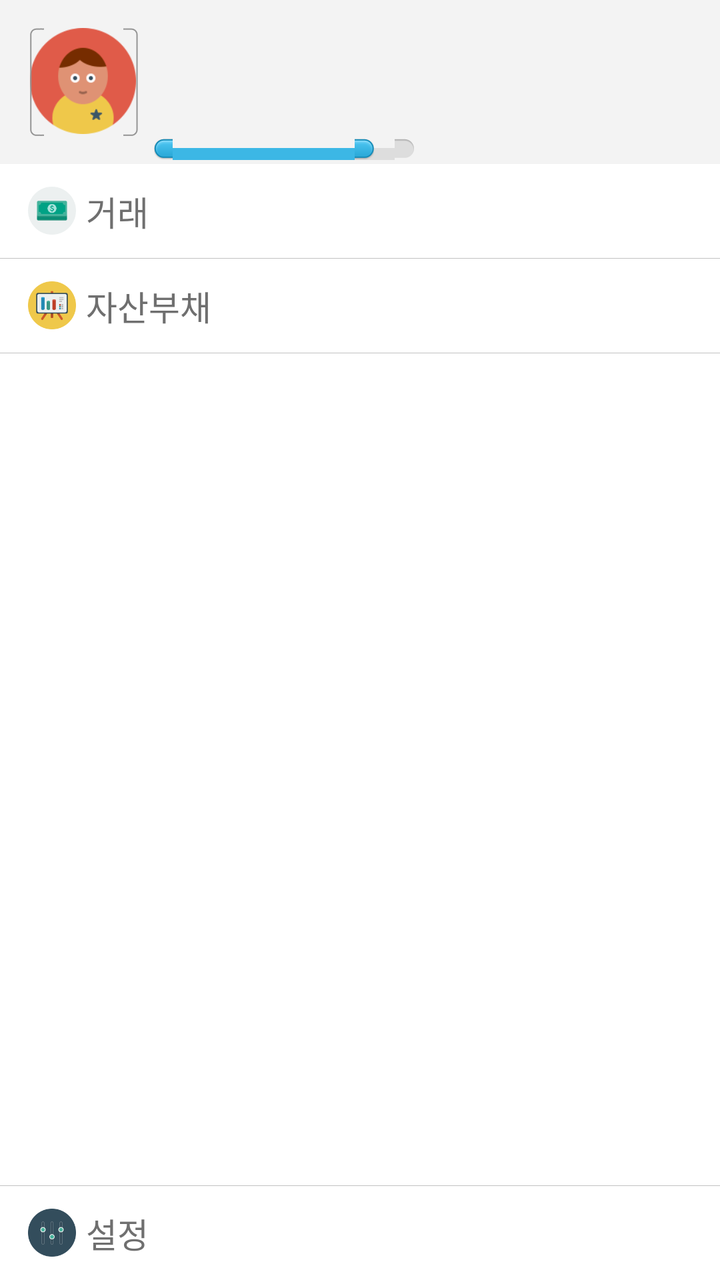
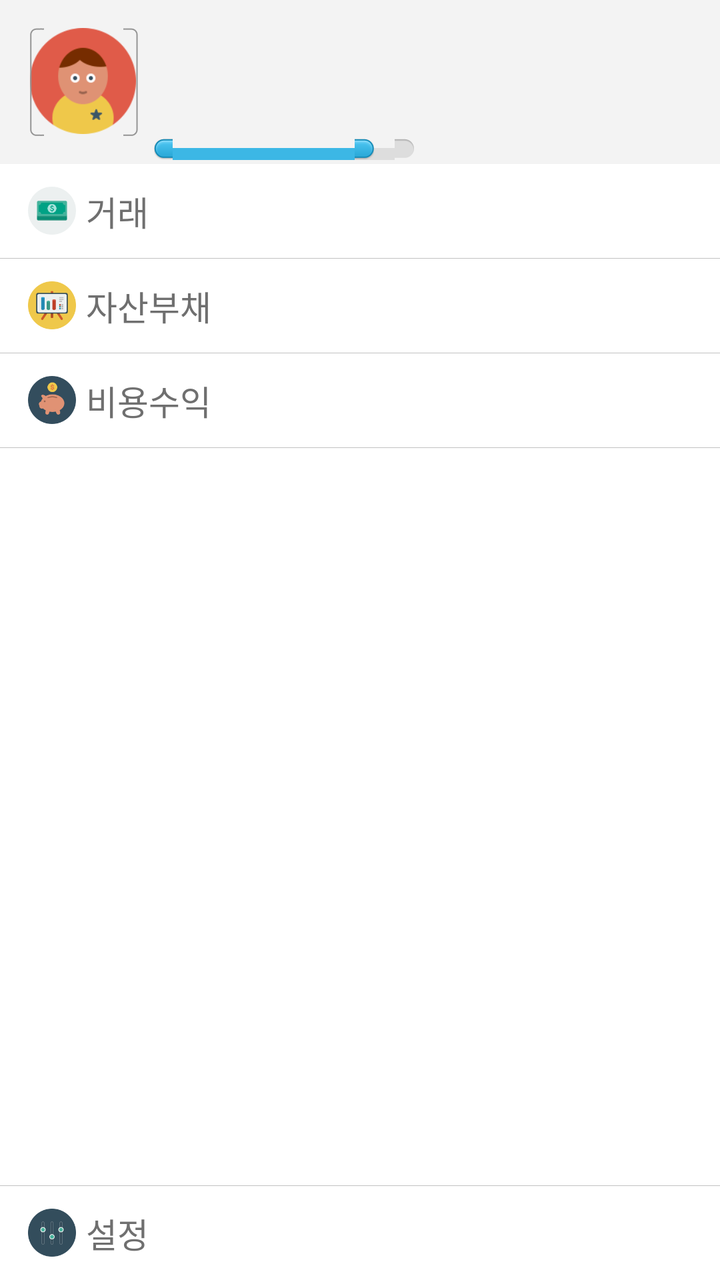

Before-and-after screenshots of an Android layout around one commit, followed by the original layout XML and the change that was made.
<!-- AndroidManifest.xml: application theme AppTheme -->
<!-- res/layout/sidemenu_layout.xml -->
<?xml version="1.0" encoding="utf-8"?>
<LinearLayout xmlns:android="http://schemas.android.com/apk/res/android"
    android:id="@+id/sidemenu_layout"
    android:layout_width="231dp"
    android:layout_height="match_parent"
    android:layout_gravity="start"
    android:background="#FFFFFF"
    android:orientation="vertical" >

    <ScrollView
        android:layout_width="match_parent"
        android:layout_height="match_parent"
        android:fillViewport="true" >

        <LinearLayout
            android:layout_width="match_parent"
            android:layout_height="wrap_content"
            android:orientation="vertical" >

            <LinearLayout
                android:id="@+id/my_profile_information_window"
                android:layout_width="match_parent"
                android:layout_height="82dp"
                android:background="#f3f3f3"
                android:clickable="true"
                android:orientation="horizontal"
                android:paddingBottom="2dp"
                android:paddingLeft="3dp"
                android:paddingRight="3dp"
                android:paddingTop="2dp" >

                <FrameLayout
                    android:layout_width="wrap_content"
                    android:layout_height="wrap_content"
                    android:layout_gravity="center"
                    android:layout_marginLeft="12dp"
                    android:layout_marginRight="8dp"
                     >

                    <ImageView
                        android:id="@+id/my_profile_icon"
                        android:layout_width="53dp"
                        android:layout_height="53dp"
                        android:contentDescription="@string/na"
                        android:scaleType="fitCenter"
                        android:src="@drawable/user" />

                    <ImageView
                        android:layout_width="54dp"
                        android:layout_height="54dp"
                        android:contentDescription="@string/na"
                        android:scaleType="fitXY"
                        android:src="@drawable/white_box" />
                </FrameLayout>

                <RelativeLayout
                    android:layout_width="match_parent"
                    android:layout_height="wrap_content"
                    android:orientation="horizontal" >

                    <TextView
                        android:id="@+id/my_profile_name"
                        android:layout_width="wrap_content"
                        android:layout_height="wrap_content"
                        android:layout_alignParentLeft="true"
                        android:layout_alignParentTop="true"
                        android:layout_marginTop="10dp"                        
                        android:maxLines="1"
                        android:textColor="#454545"
                        android:textSize="15sp"
                        android:textStyle="bold" />

                    <TextView
                        android:id="@+id/my_profile_level"
                        android:layout_width="wrap_content"
                        android:layout_height="wrap_content"
                        android:layout_alignParentRight="true"
                        android:layout_alignParentTop="true"
                        android:layout_marginTop="30dp"
                        android:layout_marginRight="20dp"
                        android:textColor="#6f6f6f"
                        android:textScaleX="0.8"
                        android:textSize="12sp" />

                    <FrameLayout
                        android:layout_width="match_parent"
                        android:layout_height="wrap_content"
                        android:layout_alignParentBottom="true"
                        android:layout_centerHorizontal="true"
                        android:layout_marginBottom="15dp" >

                        <ImageView
                            android:layout_width="130dp"
                            android:layout_height="11dp"
                            android:contentDescription="@string/na"
                            android:scaleType="fitXY"
                            android:src="@drawable/progress_n" />

                        <ImageView
                            android:id="@+id/my_profile_progress"
                            android:layout_width="110dp"
                            android:layout_height="11dp"
                            android:contentDescription="@string/na"
                            android:scaleType="fitXY"
                            android:src="@drawable/progress_p" />
                    </FrameLayout>
                </RelativeLayout>
            </LinearLayout>

            <LinearLayout
                android:id="@+id/sidemenu_item_transaction"
                android:layout_width="match_parent"
                android:layout_height="47dp"
                android:background="@android:drawable/list_selector_background"
                android:clickable="true"
                android:focusable="true"
                android:gravity="center_vertical"
                android:orientation="horizontal" >

                <ImageView
                    android:layout_width="24dp"
                    android:layout_height="24dp"
                    android:layout_marginLeft="14dp"
                    android:contentDescription="@string/na"
                    android:src="@drawable/transaction" />

                <TextView
                    android:layout_width="wrap_content"
                    android:layout_height="wrap_content"
                    android:layout_marginLeft="5dp"
                    android:text="@string/drawer_menu_transaction"
                    android:textColor="#6f6f6f"
                    android:textSize="17sp" />
            </LinearLayout>

            <View
                android:layout_width="match_parent"
                android:layout_height="1px"
                android:background="#c2c2c2" />

            <LinearLayout
                android:id="@+id/sidemenu_item_financial_state"
                android:layout_width="match_parent"
                android:layout_height="47dp"
                android:background="@android:drawable/list_selector_background"
                android:clickable="true"
                android:focusable="true"
                android:gravity="center_vertical"
                android:orientation="horizontal" >

                <ImageView
                    android:layout_width="24dp"
                    android:layout_height="24dp"
                    android:layout_marginLeft="14dp"
                    android:contentDescription="@string/na"
                    android:src="@drawable/financial_state" />

                <TextView
                    android:layout_width="wrap_content"
                    android:layout_height="wrap_content"
                    android:layout_marginLeft="5dp"
                    android:text="@string/drawer_menu_financial_state"
                    android:textColor="#6f6f6f"
                    android:textSize="17sp" />
            </LinearLayout>

            <View
                android:layout_width="match_parent"
                android:layout_height="1px"
                android:background="#c2c2c2" />
            
            <LinearLayout
                android:layout_width="match_parent"
                android:layout_height="0dp"
                android:layout_weight="1" >

                <View
                    android:layout_width="match_parent"
                    android:layout_height="0px" />
            </LinearLayout>

            <View
                android:layout_width="match_parent"
                android:layout_height="1px"
                android:background="#c2c2c2" />

            <LinearLayout
                android:id="@+id/sidemenu_item_setting"
                android:layout_width="match_parent"
                android:layout_height="47dp"
                android:background="@android:drawable/list_selector_background"
                android:clickable="true"
                android:focusable="true"
                android:gravity="center_vertical"
                android:orientation="horizontal" >

                <ImageView
                    android:layout_width="24dp"
                    android:layout_height="24dp"
                    android:layout_marginLeft="14dp"
                    android:contentDescription="@string/na"
                    android:src="@drawable/settings" />

                <TextView
                    android:layout_width="wrap_content"
                    android:layout_height="wrap_content"
                    android:layout_marginLeft="5dp"
                    android:text="@string/drawer_menu_preference"
                    android:textColor="#6f6f6f"
                    android:textSize="17sp" />
            </LinearLayout>
        </LinearLayout>
    </ScrollView>

</LinearLayout>
<!-- resources referenced by this layout -->
<resources>
  <!-- drawable financial_state: png bitmap (drawable-xxhdpi, 4644 bytes) -->
  <!-- drawable progress_n: png bitmap (drawable-xxhdpi, 3666 bytes) -->
  <!-- drawable progress_p: png bitmap (drawable-xxhdpi, 4524 bytes) -->
  <!-- drawable settings: png bitmap (drawable-xxhdpi, 3915 bytes) -->
  <!-- drawable transaction: png bitmap (drawable-xxhdpi, 3669 bytes) -->
  <!-- drawable user: png bitmap (drawable-xxhdpi, 5616 bytes) -->
  <!-- drawable white_box: png bitmap (drawable-xxhdpi, 1377 bytes) -->
  <string name="drawer_menu_financial_state">자산부채</string>
  <string name="drawer_menu_preference">설정</string>
  <string name="drawer_menu_transaction">거래</string>
  <string name="na" />
  <style name="AppTheme" parent="AppBaseTheme">
          <item name="android:actionBarSize">40dp</item>
          
      </style>
  <style name="AppBaseTheme" parent="android:Theme.Light">
          
      </style>
</resources>

<!-- the commit's change to res/layout/sidemenu_layout.xml (unified diff, before → after) -->
@@ -170,6 +170,37 @@
                 android:background="#c2c2c2" />
             
             <LinearLayout
+                android:id="@+id/sidemenu_item_income_expense"
+                android:layout_width="match_parent"
+                android:layout_height="47dp"
+                android:background="@android:drawable/list_selector_background"
+                android:clickable="true"
+                android:focusable="true"
+                android:gravity="center_vertical"
+                android:orientation="horizontal" >
+
+                <ImageView
+                    android:layout_width="24dp"
+                    android:layout_height="24dp"
+                    android:layout_marginLeft="14dp"
+                    android:contentDescription="@string/na"
+                    android:src="@drawable/income_expense" />
+
+                <TextView
+                    android:layout_width="wrap_content"
+                    android:layout_height="wrap_content"
+                    android:layout_marginLeft="5dp"
+                    android:text="@string/drawer_menu_income_expense"
+                    android:textColor="#6f6f6f"
+                    android:textSize="17sp" />
+            </LinearLayout>
+
+            <View
+                android:layout_width="match_parent"
+                android:layout_height="1px"
+                android:background="#c2c2c2" />
+            
+            <LinearLayout
                 android:layout_width="match_parent"
                 android:layout_height="0dp"
                 android:layout_weight="1" >
<!-- resource entries referenced after the edit -->
@@ -1,6 +1,7 @@
 <!-- resources referenced by this layout -->
 <resources>
   <!-- drawable financial_state: png bitmap (drawable-xxhdpi, 4644 bytes) -->
+  <!-- drawable income_expense: png bitmap (drawable-xxhdpi, 4737 bytes) -->
   <!-- drawable progress_n: png bitmap (drawable-xxhdpi, 3666 bytes) -->
   <!-- drawable progress_p: png bitmap (drawable-xxhdpi, 4524 bytes) -->
   <!-- drawable settings: png bitmap (drawable-xxhdpi, 3915 bytes) -->
@@ -8,6 +9,7 @@
   <!-- drawable user: png bitmap (drawable-xxhdpi, 5616 bytes) -->
   <!-- drawable white_box: png bitmap (drawable-xxhdpi, 1377 bytes) -->
   <string name="drawer_menu_financial_state">자산부채</string>
+  <string name="drawer_menu_income_expense">비용수익</string>
   <string name="drawer_menu_preference">설정</string>
   <string name="drawer_menu_transaction">거래</string>
   <string name="na" />
